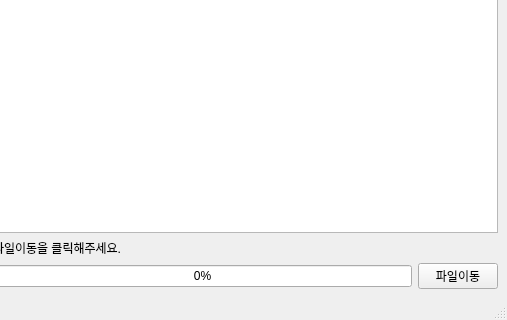
Qt form ui_filemove.ui (dlwjddn22/filemove) before a commit; both pictures show x 567 to 1074 and y 252 to 572 of the 1074 by 572 pixel window.
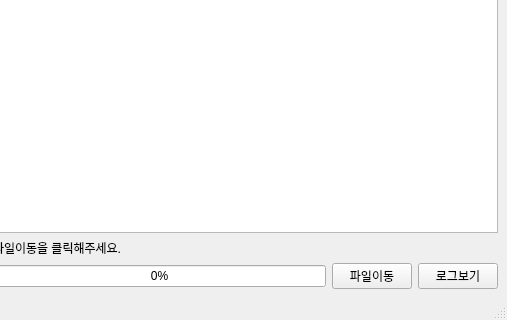
The same form after that commit.

Commit message: 로그파일보기 추가, 드라이브같으면 move 하도록 수정

Diff of the .ui file:
```diff
--- a/ui_filemove.ui
+++ b/ui_filemove.ui
@@ -107,6 +107,13 @@
             </property>
            </widget>
           </item>
+          <item>
+           <widget class="QPushButton" name="moveFileLogBtn">
+            <property name="text">
+             <string>로그보기</string>
+            </property>
+           </widget>
+          </item>
          </layout>
         </item>
        </layout>
```
Left out of the diff: 6 changed lines with no effect on the pictures. The commit also changes 3 other files.
